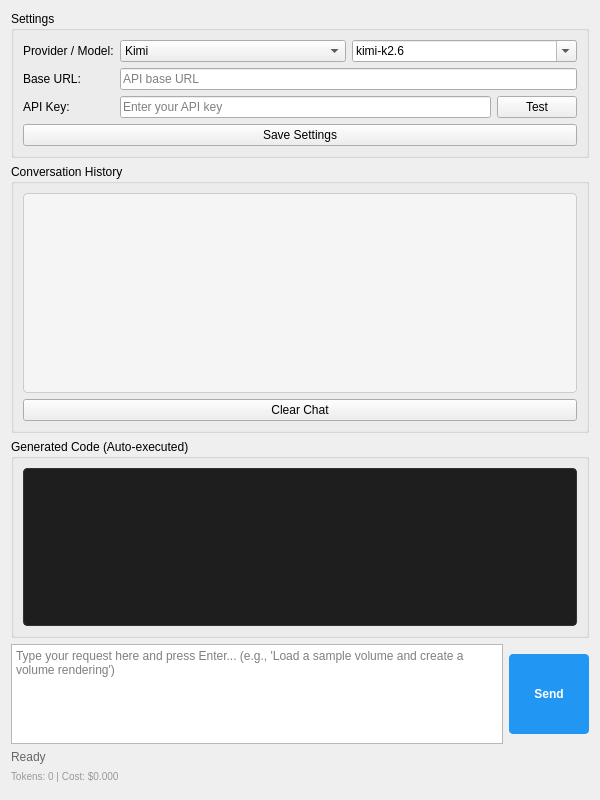
Before: the Qt Designer form Resources/UI/SlicerAIAgent.ui in puxuntu/Slicer_agent_for_surgical_planning, drawn with Qt 5.
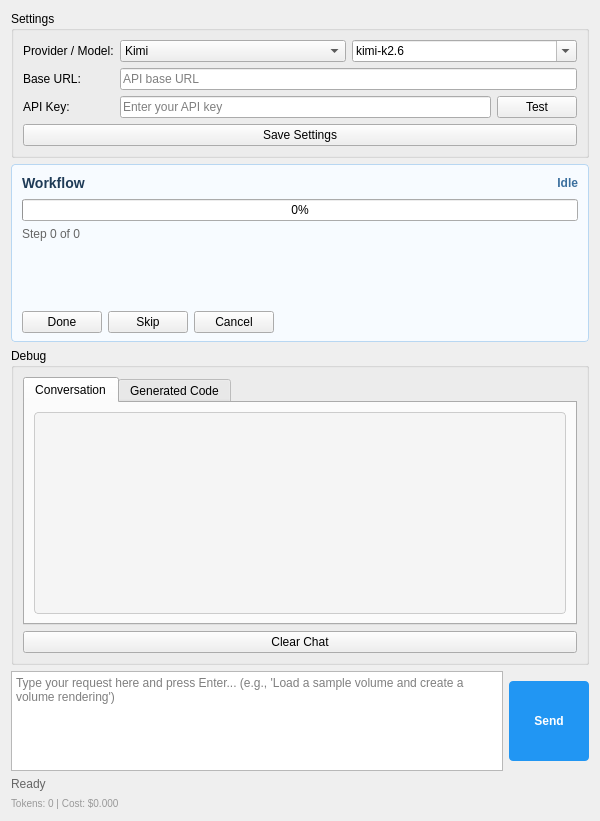
After: the same form once the commit is applied. Custom widgets are drawn as their Qt base class.

Commit message: fix: refine workflow UI state handling

Patch:
```diff
--- a/Resources/UI/SlicerAIAgent.ui
+++ b/Resources/UI/SlicerAIAgent.ui
@@ -256,71 +256,233 @@
    
    <!-- Conversation History (Collapsible) -->
    <item>
-    <widget class="ctkCollapsibleGroupBox" name="chatHistoryGroupBox">
-     <property name="title">
-      <string>Conversation History</string>
+    <widget class="QFrame" name="workflowUserFrame">
+     <property name="visible">
+      <bool>false</bool>
      </property>
-     <property name="collapsed">
-      <bool>true</bool>
-     </property>
-     <layout class="QVBoxLayout" name="chatHistoryLayout">
-      <item>
-       <widget class="QTextEdit" name="chatHistory">
-        <property name="minimumSize">
-         <size>
-          <width>0</width>
-          <height>200</height>
-         </size>
-        </property>
-        <property name="readOnly">
-         <bool>true</bool>
-        </property>
-        <property name="styleSheet">
-         <string notr="true">QTextEdit {
-    background-color: #f5f5f5;
-    border: 1px solid #cccccc;
+     <property name="styleSheet">
+      <string notr="true">QFrame#workflowUserFrame {
+    background-color: #f7fbff;
+    border: 1px solid #b8d7f2;
     border-radius: 4px;
+}
+QLabel#workflowTitleLabel {
+    font-weight: bold;
+    font-size: 14px;
+    color: #1f3b57;
+}
+QLabel#workflowStatusLabel {
+    color: #3b6f9e;
+    font-weight: bold;
+}
+QLabel#workflowStepLabel {
+    color: #666666;
+}
+QLabel#workflowActionLabel {
+    font-weight: bold;
+    color: #222222;
+}
+QLabel#workflowInstructionLabel {
+    color: #333333;
 }</string>
+     </property>
+     <layout class="QVBoxLayout" name="workflowUserLayout">
+      <property name="leftMargin">
+       <number>10</number>
+      </property>
+      <property name="topMargin">
+       <number>8</number>
+      </property>
+      <property name="rightMargin">
+       <number>10</number>
+      </property>
+      <property name="bottomMargin">
+       <number>8</number>
+      </property>
+      <item>
+       <layout class="QHBoxLayout" name="workflowHeaderLayout">
+        <item>
+         <widget class="QLabel" name="workflowTitleLabel">
+          <property name="text">
+           <string>Workflow</string>
+          </property>
+         </widget>
+        </item>
+        <item>
+         <spacer name="workflowHeaderSpacer">
+          <property name="orientation">
+           <enum>Qt::Horizontal</enum>
+          </property>
+          <property name="sizeHint" stdset="0">
+           <size>
+            <width>20</width>
+            <height>20</height>
+           </size>
+          </property>
+         </spacer>
+        </item>
+        <item>
+         <widget class="QLabel" name="workflowStatusLabel">
+          <property name="text">
+           <string>Idle</string>
+          </property>
+          <property name="alignment">
+           <set>Qt::AlignRight|Qt::AlignVCenter</set>
+          </property>
+         </widget>
+        </item>
+       </layout>
+      </item>
+      <item>
+       <widget class="QProgressBar" name="workflowProgressBar">
+        <property name="minimum">
+         <number>0</number>
         </property>
+        <property name="maximum">
+         <number>1</number>
+        </property>
+        <property name="value">
+         <number>0</number>
+        </property>
+        <property name="textVisible">
+         <bool>true</bool>
+        </property>
        </widget>
       </item>
       <item>
-       <widget class="QPushButton" name="clearChatButton">
+       <widget class="QLabel" name="workflowStepLabel">
         <property name="text">
-         <string>Clear Chat</string>
+         <string>Step 0 of 0</string>
         </property>
-        <property name="toolTip">
-         <string>Clear conversation history</string>
+       </widget>
+      </item>
+      <item>
+       <widget class="QLabel" name="workflowActionLabel">
+        <property name="text">
+         <string></string>
         </property>
+        <property name="wordWrap">
+         <bool>true</bool>
+        </property>
        </widget>
       </item>
+      <item>
+       <widget class="QLabel" name="workflowInstructionLabel">
+        <property name="text">
+         <string></string>
+        </property>
+        <property name="wordWrap">
+         <bool>true</bool>
+        </property>
+       </widget>
+      </item>
+      <item>
+       <widget class="QWidget" name="workflowChoiceContainer">
+        <layout class="QHBoxLayout" name="workflowChoiceLayout"/>
+       </widget>
+      </item>
+      <item>
+       <layout class="QHBoxLayout" name="workflowControlLayout">
+        <item>
+         <widget class="QPushButton" name="workflowDoneButton">
+          <property name="text">
+           <string>Done</string>
+          </property>
+         </widget>
+        </item>
+        <item>
+         <widget class="QPushButton" name="workflowSkipButton">
+          <property name="text">
+           <string>Skip</string>
+          </property>
+         </widget>
+        </item>
+        <item>
+         <widget class="QPushButton" name="workflowCancelButton">
+          <property name="text">
+           <string>Cancel</string>
+          </property>
+         </widget>
+        </item>
+        <item>
+         <spacer name="workflowControlSpacer">
+          <property name="orientation">
+           <enum>Qt::Horizontal</enum>
+          </property>
+          <property name="sizeHint" stdset="0">
+           <size>
+            <width>20</width>
+            <height>20</height>
+           </size>
+          </property>
+         </spacer>
+        </item>
+       </layout>
+      </item>
      </layout>
     </widget>
    </item>
-   
-   <!-- Generated Code (Collapsible) -->
+
+   <!-- Debug (Collapsible) -->
    <item>
     <widget class="ctkCollapsibleGroupBox" name="codeDisplayGroupBox">
      <property name="title">
-      <string>Generated Code (Auto-executed)</string>
+      <string>Debug</string>
      </property>
      <property name="collapsed">
       <bool>true</bool>
      </property>
      <layout class="QVBoxLayout" name="codeDisplayLayout">
       <item>
-       <widget class="QTextEdit" name="codeDisplay">
-        <property name="minimumSize">
-         <size>
-          <width>0</width>
-          <height>100</height>
-         </size>
+       <widget class="QTabWidget" name="debugTabs">
+        <property name="currentIndex">
+         <number>0</number>
         </property>
-        <property name="readOnly">
-         <bool>true</bool>
-        </property>
-        <property name="styleSheet">
-         <string notr="true">QTextEdit {
+        <widget class="QWidget" name="conversationDebugTab">
+         <attribute name="title">
+          <string>Conversation</string>
+         </attribute>
+         <layout class="QVBoxLayout" name="conversationDebugLayout">
+          <item>
+           <widget class="QTextEdit" name="chatHistory">
+            <property name="minimumSize">
+             <size>
+              <width>0</width>
+              <height>200</height>
+             </size>
+            </property>
+            <property name="readOnly">
+             <bool>true</bool>
+            </property>
+            <property name="styleSheet">
+             <string notr="true">QTextEdit {
+    background-color: #f5f5f5;
+    border: 1px solid #cccccc;
+    border-radius: 4px;
+}</string>
+            </property>
+           </widget>
+          </item>
+         </layout>
+        </widget>
+        <widget class="QWidget" name="generatedCodeDebugTab">
+         <attribute name="title">
+          <string>Generated Code</string>
+         </attribute>
+         <layout class="QVBoxLayout" name="generatedCodeDebugLayout">
+          <item>
+           <widget class="QTextEdit" name="codeDisplay">
+            <property name="minimumSize">
+             <size>
+              <width>0</width>
+              <height>100</height>
+             </size>
+            </property>
+            <property name="readOnly">
+             <bool>true</bool>
+            </property>
+            <property name="styleSheet">
+             <string notr="true">QTextEdit {
     background-color: #1e1e1e;
     color: #d4d4d4;
     font-family: Consolas, Monaco, monospace;
@@ -328,6 +490,20 @@
     border: 1px solid #333333;
     border-radius: 4px;
 }</string>
+            </property>
+           </widget>
+          </item>
+         </layout>
+        </widget>
+       </widget>
+      </item>
+      <item>
+       <widget class="QPushButton" name="clearChatButton">
+        <property name="text">
+         <string>Clear Chat</string>
+        </property>
+        <property name="toolTip">
+         <string>Clear conversation history and generated code</string>
         </property>
        </widget>
       </item>
```
Left out of the diff: 6 changed lines with no effect on the pictures. The commit also changes 3 other files.
